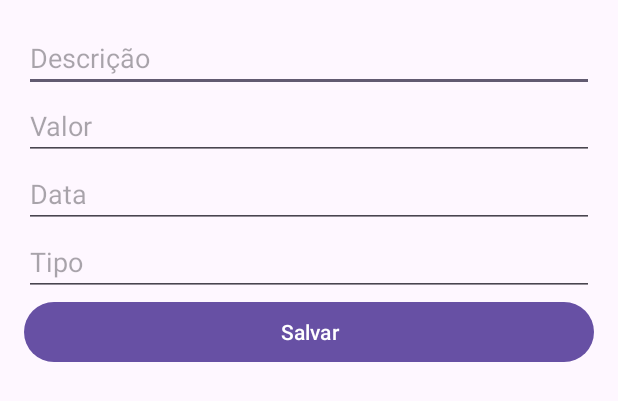
After one commit to elderws/MeuCapital2, an Android app: the layout activity_edit_transaction.xml on its own in the app's theme, with its tools: preview values and no code run, on a phone screen of 412 x 824 dp. The commit adds this screen. Shown: the top 401 px of the screen. Run offline under Robolectric (Android 15) with nearby library versions, the phone set to English and light mode, and no system bars.

Commit message:
Atualizacao Banco

```diff
--- a/app/src/main/java/com/overclock/meucapital/views/AddTransactionActivity.kt
+++ b/app/src/main/java/com/overclock/meucapital/views/AddTransactionActivity.kt
@@ -1,5 +1,6 @@
 package com.overclock.meucapital
 
+import android.app.Activity
 import android.os.Bundle
 import android.widget.Button
 import android.widget.EditText
@@ -26,6 +27,7 @@ class AddTransactionActivity : AppCompatActivity() {
             val data = etData.text.toString()
             val tipo = spinnerTipo.selectedItem.toString()
             dbHandler.addTransaction(descricao, tipo, valor, data)
+            setResult(Activity.RESULT_OK)
             finish() // Fecha a atividade após salvar a transação
         }
     }
--- a/app/src/main/java/com/overclock/meucapital/views/TransactionAdapter.kt
+++ b/app/src/main/java/com/overclock/meucapital/views/TransactionAdapter.kt
@@ -1,5 +1,6 @@
 package com.overclock.meucapital.views
 
+import android.content.Intent
 import android.view.LayoutInflater
 import android.view.View
 import android.view.ViewGroup
@@ -7,6 +8,7 @@ import android.widget.ImageButton
 import android.widget.PopupMenu
 import android.widget.TextView
 import androidx.recyclerview.widget.RecyclerView
+import com.overclock.meucapital.EditTransactionActivity
 import com.overclock.meucapital.MainActivity
 import com.overclock.meucapital.R
 import com.overclock.meucapital.database.DataBaseHandler
@@ -52,7 +54,9 @@ class TransactionAdapter(private val transactions: List<Transaction>, private va
                             true
                         }
                         R.id.action_edit -> {
-                            // Implementar lógica de edição
+                            val intent = Intent(itemView.context, EditTransactionActivity::class.java)
+                            intent.putExtra("TRANSACTION_ID", transaction.id)
+                            itemView.context.startActivity(intent)
                             true
                         }
                         else -> false
--- /dev/null
+++ b/app/src/main/res/layout/activity_edit_transaction.xml
@@ -0,0 +1,38 @@
+<LinearLayout xmlns:android="http://schemas.android.com/apk/res/android"
+    android:layout_width="match_parent"
+    android:layout_height="match_parent"
+    android:orientation="vertical"
+    android:padding="16dp">
+
+    <EditText
+        android:id="@+id/etDescricao"
+        android:layout_width="match_parent"
+        android:layout_height="wrap_content"
+        android:hint="Descrição" />
+
+    <EditText
+        android:id="@+id/etValor"
+        android:layout_width="match_parent"
+        android:layout_height="wrap_content"
+        android:hint="Valor"
+        android:inputType="numberDecimal" />
+
+    <EditText
+        android:id="@+id/etData"
+        android:layout_width="match_parent"
+        android:layout_height="wrap_content"
+        android:hint="Data" />
+
+    <EditText
+        android:id="@+id/etTipo"
+        android:layout_width="match_parent"
+        android:layout_height="wrap_content"
+        android:hint="Tipo" />
+
+    <Button
+        android:id="@+id/btnSave"
+        android:layout_width="match_parent"
+        android:layout_height="wrap_content"
+        android:text="Salvar" />
+
+</LinearLayout>
```
Also changed, not shown: app/src/main/java/com/overclock/meucapital/MainActivity.kt (+12 -16 lines), app/src/main/java/com/overclock/meucapital/database/DataBaseHandler.kt (+70 -42 lines), app/src/main/java/com/overclock/meucapital/views/EditTransactionActivity.kt (added, +47 -0 lines).
